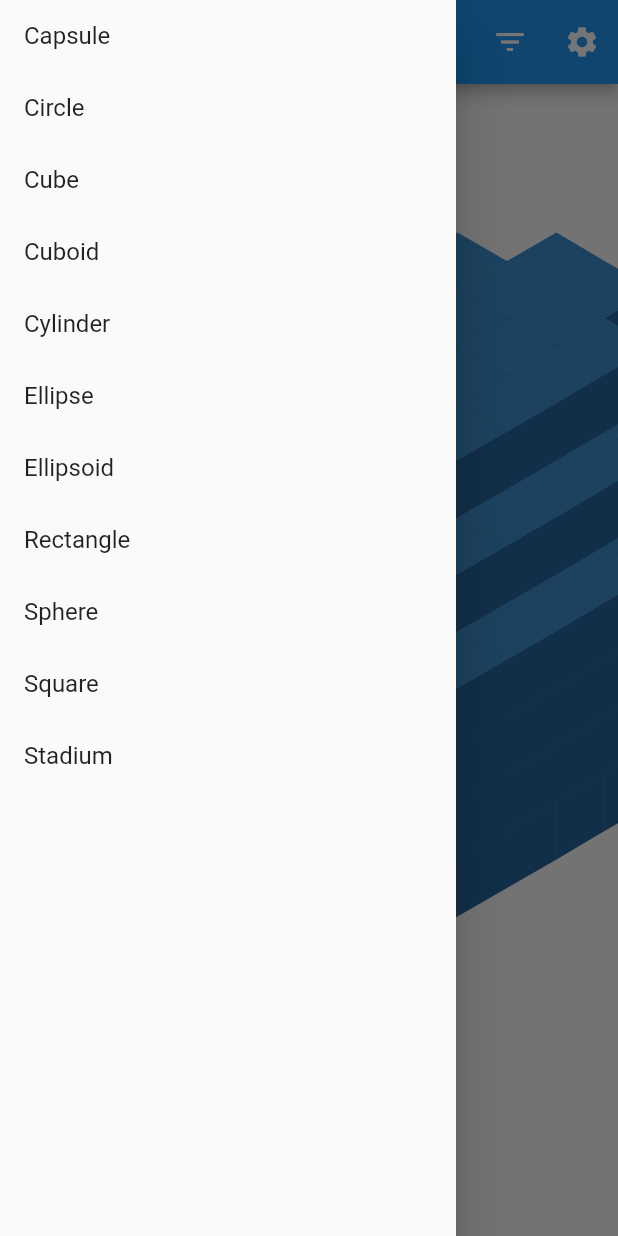
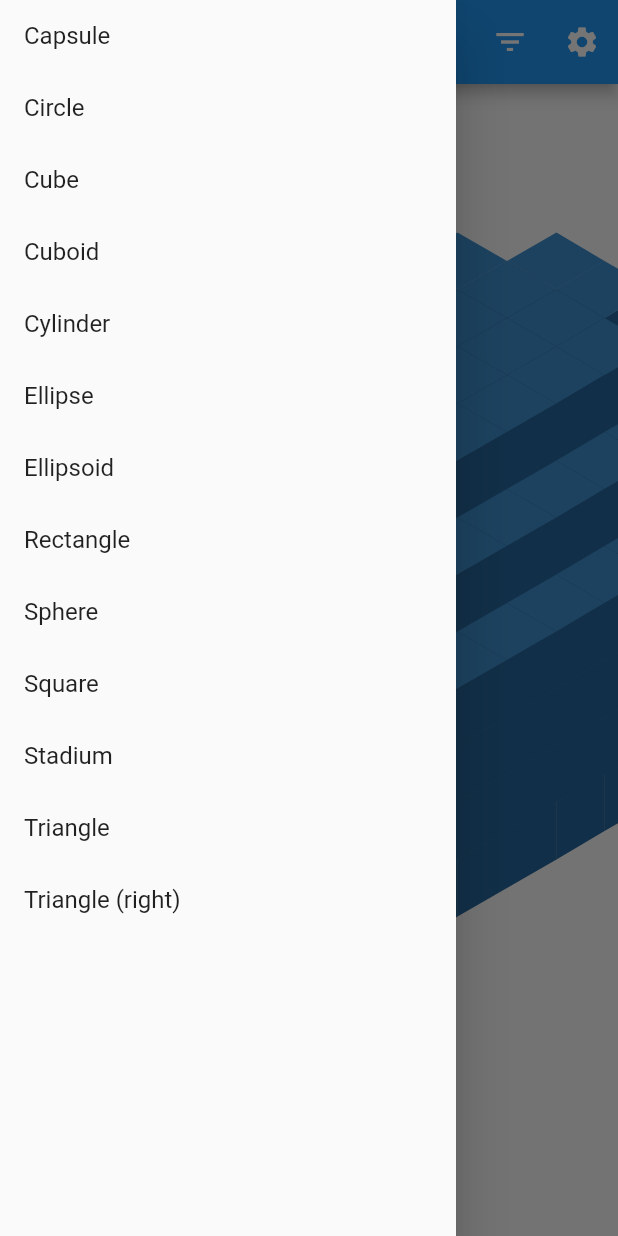
Before and after one commit to ddmgy/voxel_generator, a Flutter app: the screen it shows after launch, with the side drawer open, on a phone screen of 412 x 824 dp. Run offline on Flutter 3.47's test engine with Material 2 defaults, Android fonts, the light colour scheme and no system bars; our stand-ins replace flutter_colorpicker, flutter_markdown, shared_preferences, url_launcher_web; missing offline and left inert: markdown, preferences_ui, shared_preferences_web.

Commit message:
Add triangle and right triangle shape types.

```diff
--- /dev/null
+++ b/lib/shape/triangle.dart
@@ -0,0 +1,26 @@
+import 'package:voxel_generator/shape/base.dart';
+import 'package:voxel_generator/shape/shape_utils.dart';
+
+class Triangle extends Shape3d {
+  Point2d _top;
+  Point2d _bottomRight;
+  Point2d _bottomLeft;
+
+  Triangle({
+    int width,
+    int height,
+  }) : super(
+    width: width,
+    depth: height,
+    height: 1,
+  );
+
+  bool contains(num x, num y, num z) {
+    if (_top == null) {
+      _top = Point2d(0, -halfDepth);
+      _bottomRight = Point2d(halfWidth, halfDepth);
+      _bottomLeft = Point2d(-halfWidth, halfDepth);
+    }
+    return ShapeUtils.pointInTriangle(x, y, _top, _bottomRight, _bottomLeft);
+  }
+}
--- /dev/null
+++ b/lib/shape/triangle_right.dart
@@ -0,0 +1,26 @@
+import 'package:voxel_generator/shape/base.dart';
+import 'package:voxel_generator/shape/shape_utils.dart';
+
+class TriangleRight extends Shape3d {
+  Point2d _top;
+  Point2d _bottomRight;
+  Point2d _bottomLeft;
+
+  TriangleRight({
+    int width,
+    int height,
+  }) : super(
+    width: width,
+    depth: height,
+    height: 1,
+  );
+
+  bool contains(num x, num y, num z) {
+    if (_top == null) {
+      _top = Point2d(-halfWidth, -halfDepth);
+      _bottomRight = Point2d(halfWidth, halfDepth);
+      _bottomLeft = Point2d(-halfWidth, halfDepth);
+    }
+    return ShapeUtils.pointInTriangle(x, y, _top, _bottomRight, _bottomLeft);
+  }
+}
--- a/lib/ui/home_screen.dart
+++ b/lib/ui/home_screen.dart
@@ -5,20 +5,9 @@ import 'package:provider/provider.dart';
 import 'package:voxel_generator/option_tile_type.dart';
 
 import 'package:voxel_generator/preference/preferences_provider.dart';
-import 'package:voxel_generator/shape/capsule.dart';
-import 'package:voxel_generator/shape/stadium.dart';
+import 'package:voxel_generator/shape/shape.dart';
 import 'package:voxel_generator/shape_properties.dart';
 import 'package:voxel_generator/shape_type.dart';
-import 'package:voxel_generator/shape/base.dart';
-import 'package:voxel_generator/shape/circle.dart';
-import 'package:voxel_generator/shape/cube.dart';
-import 'package:voxel_generator/shape/cuboid.dart';
-import 'package:voxel_generator/shape/cylinder.dart';
-import 'package:voxel_generator/shape/ellipse.dart';
-import 'package:voxel_generator/shape/ellipsoid.dart';
-import 'package:voxel_generator/shape/rectangle.dart';
-import 'package:voxel_generator/shape/sphere.dart';
-import 'package:voxel_generator/shape/square.dart';
 import 'package:voxel_generator/ui/filter_fit_button.dart';
 import 'package:voxel_generator/ui/property_button.dart';
 import 'package:voxel_generator/ui/routes.dart';
@@ -172,6 +161,12 @@ class HomeScreen extends StatelessWidget {
     } else if (shapeType == ShapeType.Stadium) {
       properties.add(PropertySideLengthButton(shapeType: shapeType));
       properties.add(PropertyDiameterButton(shapeType: shapeType));
+    } else if (shapeType == ShapeType.Triangle) {
+      properties.add(PropertyWidthButton(shapeType: shapeType));
+      properties.add(PropertyHeightButton(shapeType: shapeType));
+    } else if (shapeType == ShapeType.Triangle_right) {
+      properties.add(PropertyWidthButton(shapeType: shapeType));
+      properties.add(PropertyHeightButton(shapeType: shapeType));
     }
     final propertiesTile = ExpansionTile(
       leading: Icon(
@@ -329,6 +324,16 @@ class HomeScreen extends StatelessWidget {
       return Stadium(
         sideLength: prefs.getShapeProperty(shapeType, ShapeProperties.sideLength, 8),
         diameter: prefs.getShapeProperty(shapeType, ShapeProperties.diameter, 8),
+      );
+    } else if (shapeType == ShapeType.Triangle) {
+      return Triangle(
+        width: prefs.getShapeProperty(shapeType, ShapeProperties.width, 8),
+        height: prefs.getShapeProperty(shapeType, ShapeProperties.height, 8),
+      );
+    } else if (shapeType == ShapeType.Triangle_right) {
+      return TriangleRight(
+        width: prefs.getShapeProperty(shapeType, ShapeProperties.width, 8),
+        height: prefs.getShapeProperty(shapeType, ShapeProperties.height, 8),
       );
     }
     throw Exception('unreachable');
```
Also changed, not shown: lib/shape/shape.dart (added, +14 -0 lines), lib/shape/shape_utils.dart (+19 -0 lines), lib/shape_type.dart (+10 -1 lines), 1 other file.
